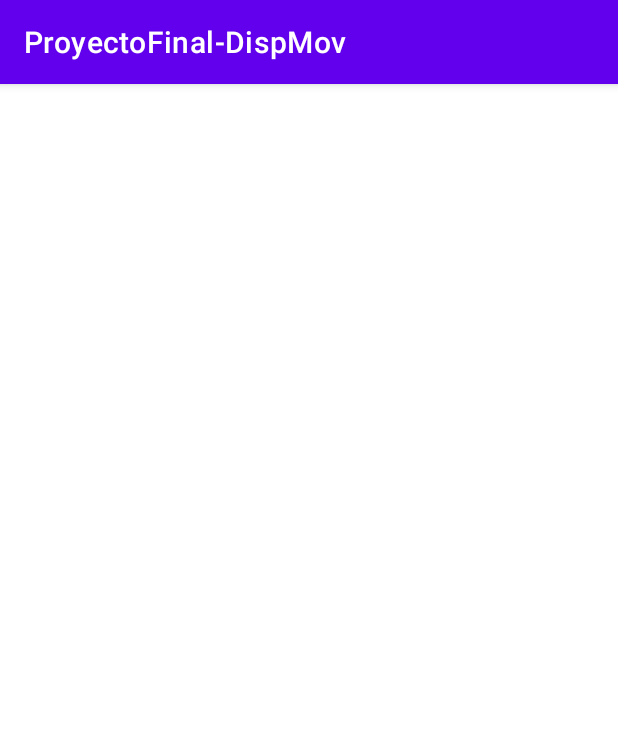
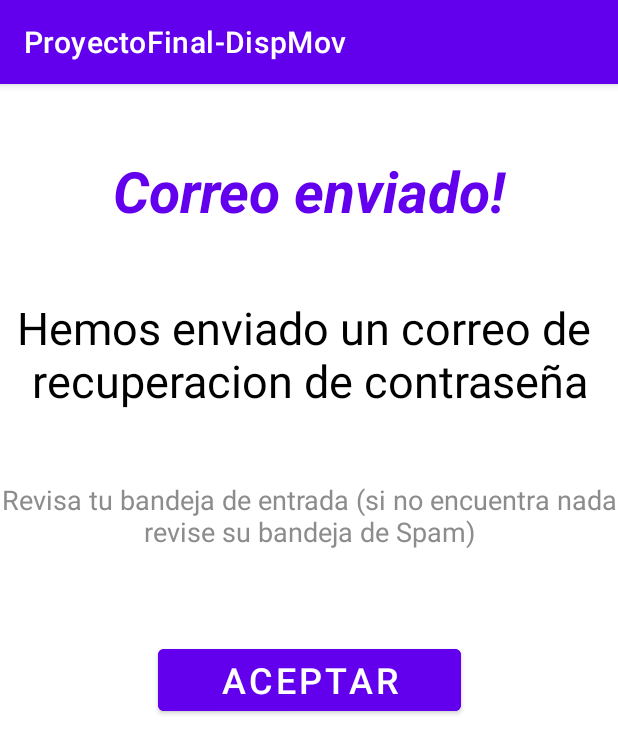
Before and after one commit to LuisRosales-0/ProyectoFinal-IDM, an Android app: the Olvdiarcontrasena2 screen opened directly, with no data from a screen before it, on a phone screen of 412 x 824 dp. Shown: the top 754 px of the screen. Run offline under Robolectric (Android 15) with nearby library versions, the phone set to English and light mode, and no system bars.

Commit message:
Version1.47

```diff
--- a/app/src/main/java/com/example/proyectomc_dispmov/Olvdiarcontrasena2.kt
+++ b/app/src/main/java/com/example/proyectomc_dispmov/Olvdiarcontrasena2.kt
@@ -1,11 +1,19 @@
 package com.example.proyectomc_dispmov
 
+import android.content.Intent
 import androidx.appcompat.app.AppCompatActivity
 import android.os.Bundle
+import kotlinx.android.synthetic.main.activity_olvdiarcontrasena2.*
 
 class Olvdiarcontrasena2 : AppCompatActivity() {
     override fun onCreate(savedInstanceState: Bundle?) {
         super.onCreate(savedInstanceState)
         setContentView(R.layout.activity_olvdiarcontrasena2)
+
+        ok.setOnClickListener {
+            val intent = Intent(this, Autentificacion::class.java)
+            startActivity(intent)
+            finish()
+        }
     }
 }
--- a/app/src/main/res/layout/activity_olvdiarcontrasena2.xml
+++ b/app/src/main/res/layout/activity_olvdiarcontrasena2.xml
@@ -6,4 +6,56 @@
     android:layout_height="match_parent"
     tools:context=".Olvdiarcontrasena2">
 
+    <Button
+        android:id="@+id/ok"
+        android:layout_width="202dp"
+        android:layout_height="53dp"
+        android:layout_marginTop="60dp"
+        android:backgroundTint="@color/purple_500"
+        android:text="Aceptar"
+        android:textSize="24sp"
+        app:layout_constraintEnd_toEndOf="parent"
+        app:layout_constraintStart_toStartOf="parent"
+        app:layout_constraintTop_toBottomOf="@+id/textView34" />
+
+    <TextView
+        android:id="@+id/textView35"
+        android:layout_width="wrap_content"
+        android:layout_height="wrap_content"
+        android:layout_marginTop="45dp"
+        android:text="Correo enviado!"
+        android:textColor="@color/purple_500"
+        android:textSize="38sp"
+        android:textStyle="bold|italic"
+        app:layout_constraintEnd_toEndOf="parent"
+        app:layout_constraintStart_toStartOf="parent"
+        app:layout_constraintTop_toTopOf="parent" />
+
+    <TextView
+        android:id="@+id/textView36"
+        android:layout_width="393dp"
+        android:layout_height="107dp"
+        android:layout_marginTop="45dp"
+        android:text="Hemos enviado un correo de \nrecuperacion de contraseña"
+        android:textAlignment="center"
+        android:textColor="@color/black"
+        android:textSize="30sp"
+        app:layout_constraintEnd_toEndOf="parent"
+        app:layout_constraintStart_toStartOf="parent"
+        app:layout_constraintTop_toBottomOf="@+id/textView35" />
+
+    <TextView
+        android:id="@+id/textView34"
+        android:layout_width="wrap_content"
+        android:layout_height="wrap_content"
+        android:layout_marginTop="15dp"
+        android:text="Revisa tu bandeja de entrada (si no encuentra nada revise su bandeja de Spam)"
+        android:textAlignment="center"
+        android:textColor="#8C8C8C"
+        android:textSize="18sp"
+        app:layout_constraintEnd_toEndOf="parent"
+        app:layout_constraintHorizontal_bias="0.0"
+        app:layout_constraintStart_toStartOf="parent"
+        app:layout_constraintTop_toBottomOf="@+id/textView36" />
+
 </androidx.constraintlayout.widget.ConstraintLayout>
--- a/app/src/main/res/layout/activity_olvidarcontrasena1.xml
+++ b/app/src/main/res/layout/activity_olvidarcontrasena1.xml
@@ -8,12 +8,12 @@
 
     <Button
         android:id="@+id/enviar"
-        android:layout_width="202dp"
-        android:layout_height="53dp"
+        android:layout_width="204dp"
+        android:layout_height="66dp"
         android:layout_marginTop="80dp"
         android:backgroundTint="@color/purple_500"
         android:text="Enviar"
-        android:textSize="24sp"
+        android:textSize="28sp"
         app:layout_constraintBottom_toBottomOf="parent"
         app:layout_constraintEnd_toEndOf="parent"
         app:layout_constraintHorizontal_bias="0.497"
```
